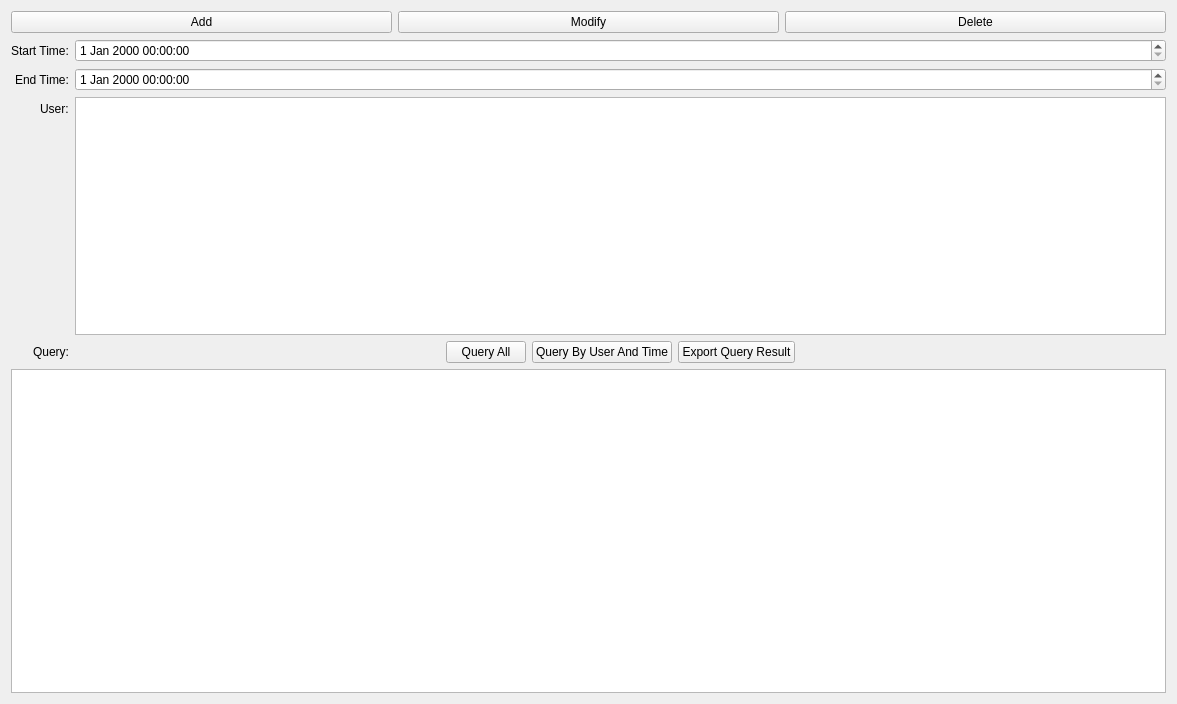
This is src/ui/editorswcnode.ui in kiraYuukiAsuna/SwcDbmsQtClient as Qt 5 draws it before an edit. The edited form follows.
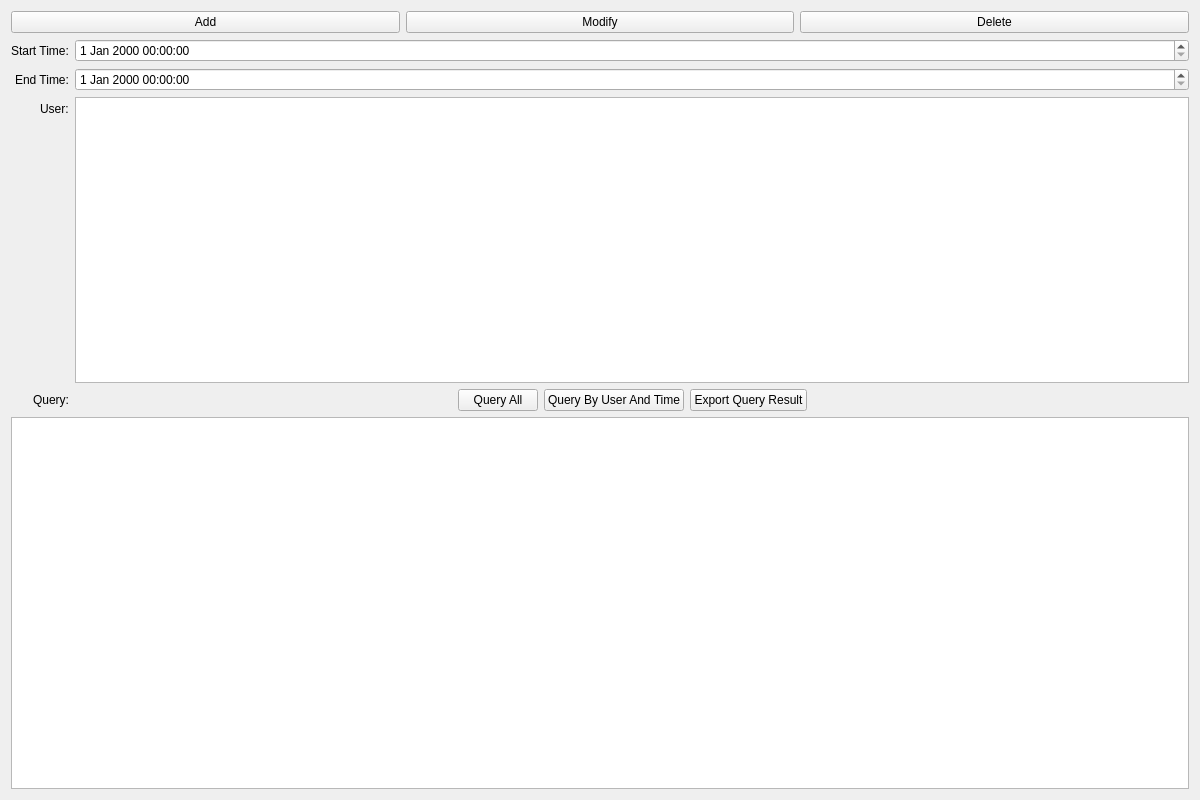
This is the edited form.

What changed in the file:
```diff
--- a/src/ui/editorswcnode.ui
+++ b/src/ui/editorswcnode.ui
@@ -6,8 +6,8 @@
    <rect>
     <x>0</x>
     <y>0</y>
-    <width>1177</width>
-    <height>704</height>
+    <width>1200</width>
+    <height>800</height>
    </rect>
   </property>
   <property name="windowTitle">
```
